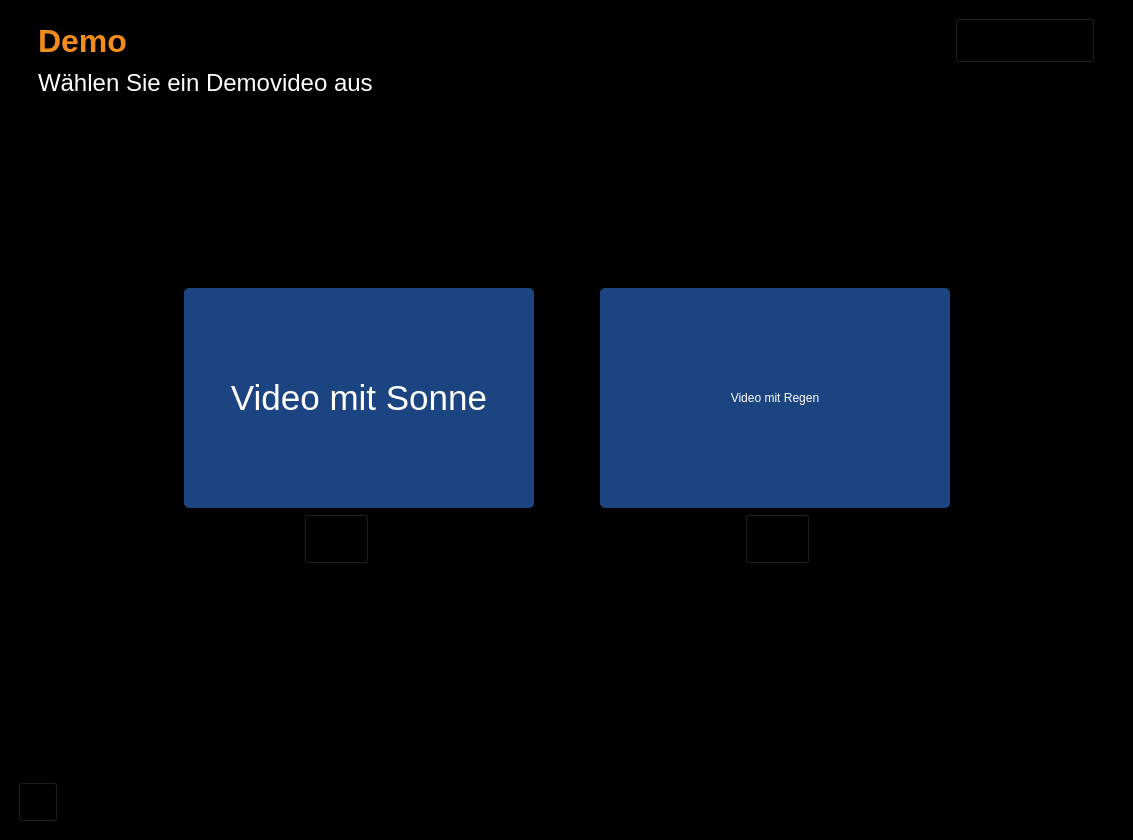
Above: gui/StartScreen_stacked_v4.ui from Marios007/VZE-Project before the change. Below: the same form after it.
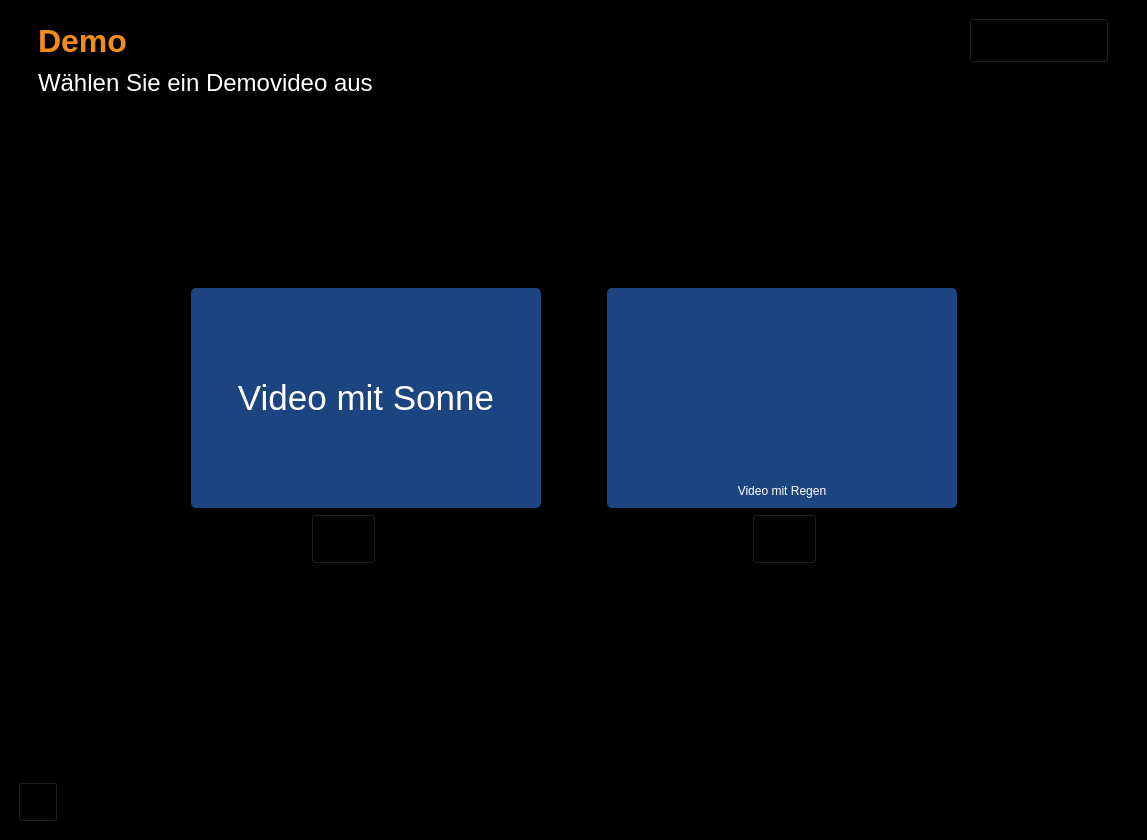
That is the form after the change. Icons and pictures are not drawn.

Commit message: fixed icons for big buttons in stylesheet

```diff
--- a/gui/StartScreen_stacked_v4.ui
+++ b/gui/StartScreen_stacked_v4.ui
@@ -6,7 +6,7 @@
    <rect>
     <x>0</x>
     <y>0</y>
-    <width>1133</width>
+    <width>1147</width>
     <height>840</height>
    </rect>
   </property>
@@ -694,6 +694,16 @@
               <property name="text">
                <string notr="true">Video mit Sonne</string>
               </property>
+              <property name="icon">
+               <iconset resource="image_ressources.qrc">
+                <normaloff>:/icons/demo_sonne</normaloff>:/icons/demo_sonne</iconset>
+              </property>
+              <property name="iconSize">
+               <size>
+                <width>85</width>
+                <height>85</height>
+               </size>
+              </property>
               <property name="shortcut">
                <string notr="true"/>
               </property>
@@ -762,15 +772,19 @@
               </property>
               <property name="styleSheet">
                <string notr="true">QPushButton{
-	font: 75 26pt &quot;MS Shell Dlg 2&quot; ;
-	background-color: #1C4481;
-	border-radius:5px;
-	color:white
-}
-
-QPushButton:hover{
-	border: 2px solid rgb(255, 255, 255)
-}</string>
+    font: 75 26pt &quot;MS Shell Dlg 2&quot;;
+    background-color: #1C4481;
+    border-radius: 5px;
+	color:white;
+    text-align:bottom;
+    background-origin: content;
+   	background-clip: padding;
+    padding-bottom: 10px;
+    background-image: url(:/icons/icon_plus) 0 0 0 0;
+    background-position: top;
+    background-repeat: no-repeat}
+QPushButton:hover{border: 2px solid rgb(255, 255, 255)}
+</string>
               </property>
               <property name="text">
                <string notr="true">Video mit Regen</string>
```
Left out of the diff: 8 changed lines with no effect on the pictures. The commit also changes 9 other files.
